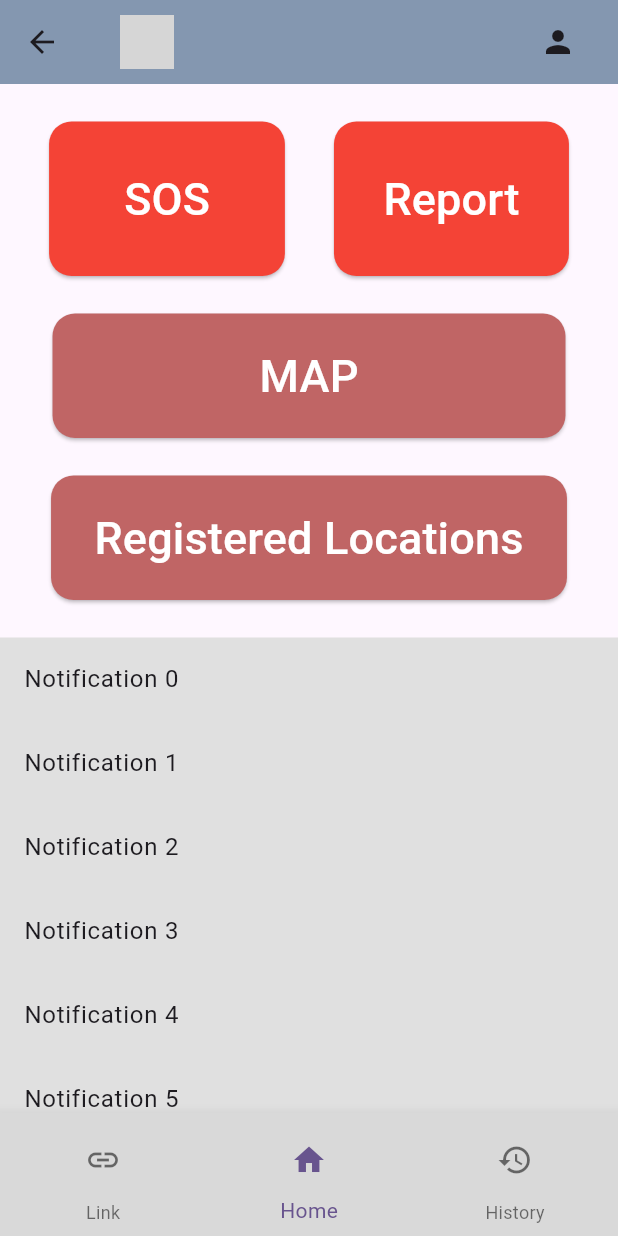
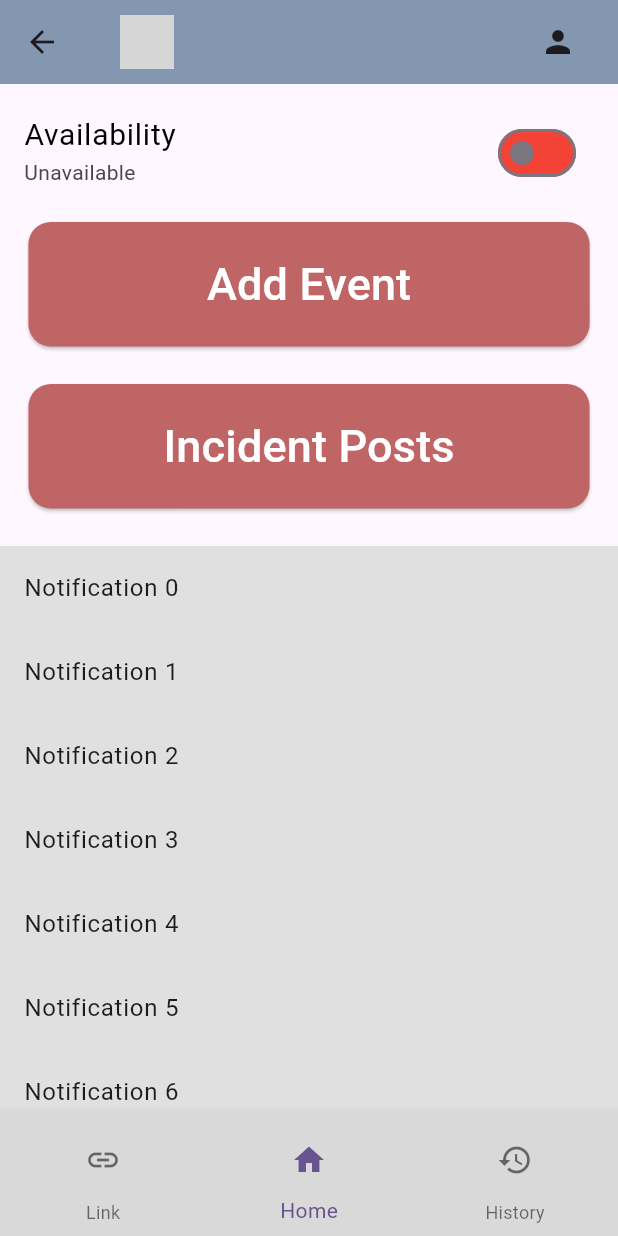
Before and after one commit to chamarachand/rapid-response, a Flutter app: the MainMenuFR screen opened directly, on a phone screen of 412 x 824 dp. Run offline on Flutter 3.47's test engine with Material 3 defaults, Android fonts, the phone set to English and light mode, and no system bars; our stand-ins replace email_validator, firebase_auth, firebase_core, firebase_messaging, firebase_storage, flutter_local_notifications and 7 more; missing offline and left inert: firebase_app_check, firebase_core_platform_interface, flutter_sound; accounts and stored records are empty; network calls fail; grey boxes are pictures that could not be loaded.

Commit message:
updated profile_screen and main_screen  for first responders, added availability button to main_menu_fr.dart and corrected generateIdToken of first-responder.js

```diff
--- a/client/lib/pages/incident_post.dart
+++ b/client/lib/pages/incident_post.dart
@@ -20,7 +20,6 @@ class Incident_post extends StatelessWidget {
           title: Text("Incident Post"),
         ),
 
-
         body: Column(
           children: [
           Align(
@@ -40,7 +39,7 @@ class Incident_post extends StatelessWidget {
                )
 
                ),
-          ),
+            ),
           ),
         Expanded(
         child:ListView(
--- a/client/lib/pages/main_screen_fr.dart
+++ b/client/lib/pages/main_screen_fr.dart
@@ -1,8 +1,5 @@
-import 'package:client/pages/profile_screen.dart';
-import 'package:client/pages/registered_locations.dart';
+import 'package:client/pages/profile_screen_fr.dart';
 import 'package:flutter/material.dart';
-import 'SOS_page.dart';
-import 'report_incident_screen.dart';
 import 'package:client/pages/welcome_screen.dart';
 import 'package:client/storage/user_secure_storage.dart';
 import 'package:jwt_decoder/jwt_decoder.dart';
@@ -15,6 +12,7 @@ class MainMenuFR extends StatefulWidget {
 }
 
 class MainMenuScreenFR extends State<MainMenuFR> {
+  bool _availability = false;
   int _selectedIndex = 1;
 
   var _firstName = "";
@@ -98,7 +96,7 @@ class MainMenuScreenFR extends State<MainMenuFR> {
                             onTap: () => Navigator.push(
                                 context,
                                 MaterialPageRoute(
-                                    builder: (context) => const Profile())),
+                                    builder: (context) => const ProfileFr())),
                           ),
                           ListTile(
                             title: const Center(child: Text('Logout')),
@@ -128,64 +126,40 @@ class MainMenuScreenFR extends State<MainMenuFR> {
         crossAxisAlignment: CrossAxisAlignment.center,
         mainAxisAlignment: MainAxisAlignment.spaceBetween,
         children: [
-          const SizedBox(height: 25),
-          Row(
-            mainAxisAlignment: MainAxisAlignment.spaceEvenly,
-            children: [
-              ElevatedButton(
-                onPressed: () => Navigator.push(context,
-                    MaterialPageRoute(builder: (context) => const SOSpage())),
-                style: ElevatedButton.styleFrom(
-                    backgroundColor: Colors.red,
-                    padding: const EdgeInsets.symmetric(
-                        horizontal: 50, vertical: 30),
-                    shape: RoundedRectangleBorder(
-                      borderRadius: BorderRadius.circular(15.0),
-                    )),
-                child: const Text(
-                  'SOS',
-                  style: TextStyle(
-                    fontSize: 30,
-                    color: Colors.white,
-                  ),
-                ),
+          const SizedBox(height: 10),
+          SwitchListTile(
+            title: const Text(
+              'Availability',
+              style: TextStyle(
+                fontSize: 20,
+                color: Colors.black,
               ),
-              ElevatedButton(
-                onPressed: () => Navigator.push(
-                    context,
-                    MaterialPageRoute(
-                        builder: (context) => const ReportScreen())),
-                style: ElevatedButton.styleFrom(
-                    backgroundColor: Colors.red,
-                    padding: const EdgeInsets.symmetric(
-                        horizontal: 33, vertical: 30),
-                    shape: RoundedRectangleBorder(
-                      borderRadius: BorderRadius.circular(15.0),
-                    )),
-                child: const Text(
-                  'Report',
-                  style: TextStyle(
-                    fontSize: 30,
-                    color: Colors.white,
-                  ),
-                ),
-              ),
-            ],
+            ),
+            value: _availability,
+            onChanged: (value) {
+              setState(() {
+                _availability = value; // Toggle the _availability boolean value
+                // Implement Availability functionality here
+              });
+            },
+            activeColor: Colors.green,
+            inactiveTrackColor: Colors.red,
+            subtitle: _availability ? const Text('Available') : const Text('Unavailable'),
           ),
-          const SizedBox(height: 25),
+          const SizedBox(height: 10),
           ElevatedButton(
             onPressed: () {
-              // Implement Map functionality
+              // Implement Add event functionality
             },
             style: ElevatedButton.styleFrom(
                 backgroundColor: const Color(0xFFC06565),
                 padding:
-                    const EdgeInsets.symmetric(horizontal: 138, vertical: 20),
+                    const EdgeInsets.symmetric(horizontal: 119, vertical: 20),
                 shape: RoundedRectangleBorder(
                   borderRadius: BorderRadius.circular(15.0),
                 )),
             child: const Text(
-              'MAP',
+              'Add Event',
               style: TextStyle(
                 fontSize: 30,
                 color: Colors.white,
@@ -194,19 +168,18 @@ class MainMenuScreenFR extends State<MainMenuFR> {
           ),
           const SizedBox(height: 25),
           ElevatedButton(
-            onPressed: () => Navigator.push(
-                context,
-                MaterialPageRoute(
-                    builder: (context) => const RegisteredLocation())),
+            onPressed: () {
+              // Implement incident posts functionality
+            },
             style: ElevatedButton.styleFrom(
                 backgroundColor: const Color(0xFFC06565),
                 padding:
-                    const EdgeInsets.symmetric(horizontal: 29, vertical: 20),
+                    const EdgeInsets.symmetric(horizontal: 90, vertical: 20),
                 shape: RoundedRectangleBorder(
                   borderRadius: BorderRadius.circular(15.0),
                 )),
             child: const Text(
-              'Registered Locations',
+              'Incident Posts',
               style: TextStyle(
                 fontSize: 30,
                 color: Colors.white,
--- a/client/lib/pages/register_new_location.dart
+++ b/client/lib/pages/register_new_location.dart
@@ -131,8 +131,6 @@ class RegisterNewLocation extends State<RegisterLocation> {
       });
     });
   }
-
-
 
   @override
   Widget build(BuildContext context) {
```
Also changed, not shown: client/lib/pages/profile_screen_fr.dart (added, +209 -0 lines), 1 other file.
